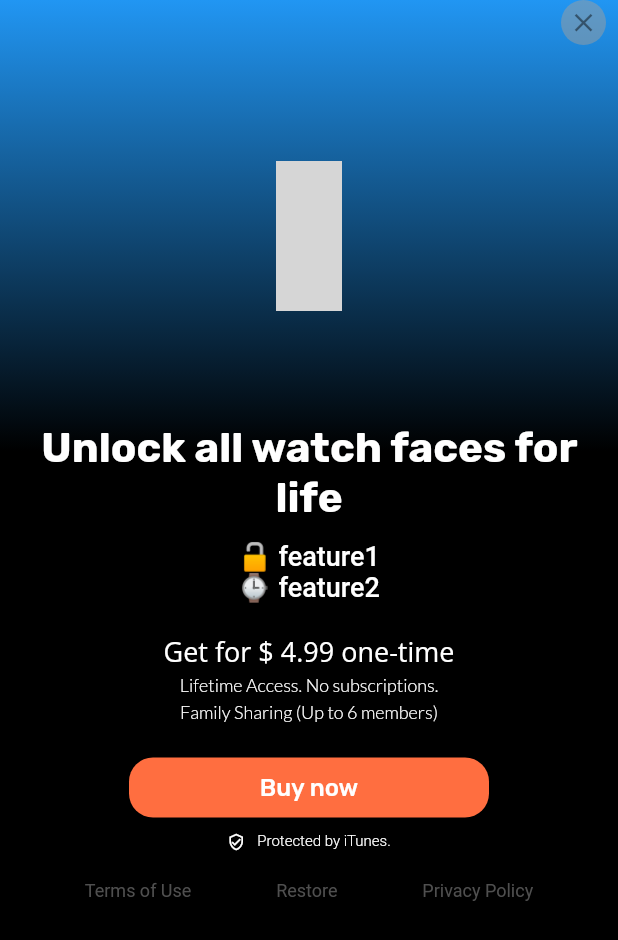
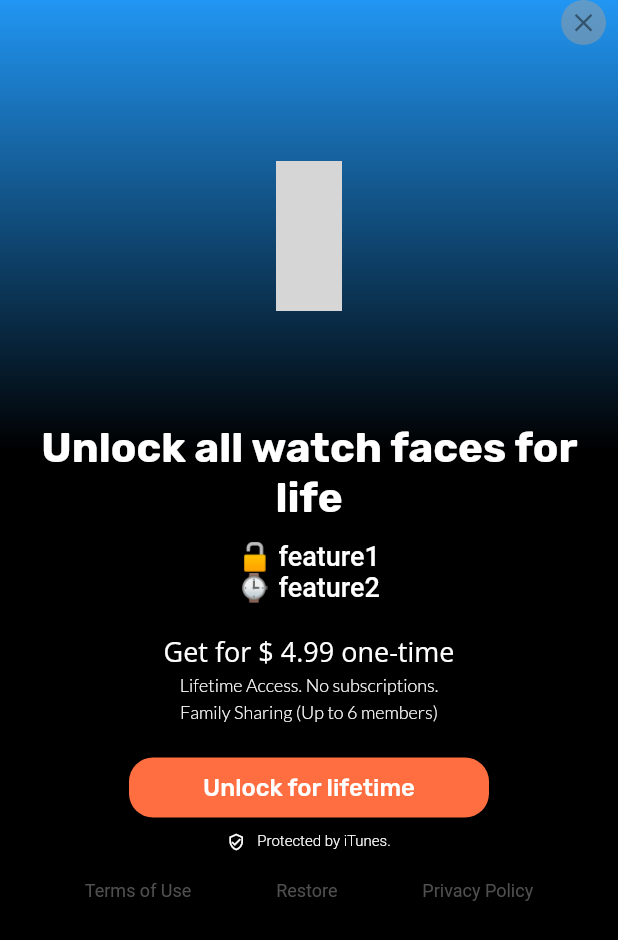
Before and after one commit to kellvembarbosa/paywall_ui, a Flutter app: the screen it shows after launch, after a tap on "Show paywall OTP", on a phone screen of 412 x 824 dp. Shown: the top 940 px of the screen. Run offline on Flutter 3.47's test engine with Material 2 defaults, Android fonts, the phone set to English and light mode, and no system bars; our stand-ins replace animate_do, get, google_fonts, iconsax; grey boxes are pictures that could not be loaded.

Commit message:
onepayment paywall

```diff
--- a/example/lib/app/modules/home/view.dart
+++ b/example/lib/app/modules/home/view.dart
@@ -9,7 +9,9 @@ class HomePage extends GetView<HomeController> {
   @override
   Widget build(BuildContext context) {
     return Scaffold(
-      appBar: AppBar(title: const Text('Paywalls with GETX')),
+      appBar: AppBar(
+        title: const Text('Paywalls with GETX'),
+      ),
       body: SafeArea(
         child: Padding(
           padding: const EdgeInsets.all(8.0),
@@ -18,6 +20,13 @@ class HomePage extends GetView<HomeController> {
               Text(
                 'Demo paywalls',
                 style: Get.textTheme.titleLarge,
+              ),
+              SizedBox(
+                width: Get.width,
+                child: ElevatedButton(
+                  child: const Text('Show paywall ONE OPTION'),
+                  onPressed: () => Get.toNamed('/paywall', arguments: {'type': 'one'}),
+                ),
               ),
               SizedBox(
                 width: Get.width,
--- a/example/lib/app/modules/paywall/view.dart
+++ b/example/lib/app/modules/paywall/view.dart
@@ -126,14 +126,22 @@ class PaywallPage extends GetView<HomeController> {
                 ),
               ),
             );
-          default:
-            return paywallUi.oneTimePayment(
-              features: ['🔓 feature1', '⌚️ feature2'],
+          case 'one':
+            return paywallUi.onePayment(
+              features: [
+                "Daily Gallery Updates",
+                "Live, Static, Dynamic Collections",
+                "No Ads",
+                "No Subscriptions",
+              ],
               paywallStyle: OTPPaywallStyle(
-                featuresSize: 18,
+                featuresSize: 16,
+                priceSize: 16,
               ),
+              mainTitle: "Unlock All Faces".tr,
+              textButtonCTA: "Unlock for lifetime".tr,
               paywallSettings: PaywallSettings(
-                localizedPrice: "\$ 4.99",
+                localizedPrice: "Pay once \$ 4.99 for lifetime access",
                 onPressedBackButton: () => Get.back(),
                 onPressedPurchaseButton: () async {
                   /// to make purchase on cta
@@ -145,6 +153,28 @@ class PaywallPage extends GetView<HomeController> {
                 onPressedTermsButton: () => Get.defaultDialog(title: "Terms of Use", middleText: "Terms of Use Link"),
               ),
             );
+          default:
+            return paywallUi.oneTimePayment(
+              features: ['🔓 feature1', '⌚️ feature2'],
+              textButtonCTA: "Unlock for lifetime".tr,
+              paywallStyle: OTPPaywallStyle(
+                featuresSize: 18,
+              ),
+              paywallSettings: PaywallSettings(
+                localizedPrice: "\$ 4.99",
+                onPressedBackButton: () => Get.back(),
+                onPressedPurchaseButton: () async {
+                  /// to make purchase on cta
+                  /// call.purchase(product);
+                  await Future.delayed(
+                    const Duration(seconds: 3),
+                  );
+                },
+                onPressedRestoreButton: () async => await Future.delayed(const Duration(seconds: 3)),
+                onPressedPrivacyButton: () => Get.defaultDialog(title: "Privacy Policy", middleText: "Privacy Policy Link"),
+                onPressedTermsButton: () => Get.defaultDialog(title: "Terms of Use", middleText: "Terms of Use Link"),
+              ),
+            );
         }
       }),
     );
--- a/lib/paywall_ui.dart
+++ b/lib/paywall_ui.dart
@@ -8,6 +8,7 @@ import 'package:paywall_ui/src/pages/one_time_payment/view.dart';
 import 'package:paywall_ui/src/types/paywall_offers.dart';
 import 'package:paywall_ui/src/types/paywall_settings.dart';
 
+import 'src/pages/one_payment/view.dart';
 import 'src/types/paywall_style.dart';
 
 // exports
@@ -25,8 +26,8 @@ class PaywallUi {
 
   Widget multipleOptions({
     required PaywallSettings paywallSettings,
-    required List<String> features,
     required List<PaywallButtonOffer> offers,
+    List<String>? features,
     Widget? mediaContainer,
     BoxDecoration? mainContainerDecoration,
     MultiplePaywallStyle? paywallStyle,
@@ -42,7 +43,7 @@ class PaywallUi {
       mediaContainer: mediaContainer,
       offers: offers,
       mainContainerDecoration: mainContainerDecoration,
-      features: features,
+      features: features ?? ['✅ Exclusive Features 🔥 ', '✅ Get All Features', "✅  Exclusive content"],
       paywallStyle: paywallStyle,
       currentOfferSelected: currentOfferSelected,
       optionsLayout: optionsLayout,
@@ -55,7 +56,7 @@ class PaywallUi {
 
   Widget oneTimePayment({
     required PaywallSettings paywallSettings,
-    required List<String> features,
+    List<String>? features,
     Widget? mediaContainer,
     BoxDecoration? mainContainerDecoration,
     OTPPaywallStyle? paywallStyle,
@@ -63,6 +64,26 @@ class PaywallUi {
     String textButtonCTA = "Buy now",
   }) {
     return OneTimePaymentPage(
+      paywallSettings: paywallSettings,
+      mediaContainer: mediaContainer,
+      mainContainerDecoration: mainContainerDecoration,
+      features: features ?? ['✅ Exclusive Features 🔥 ', '✅ Get All Features', "✅  Exclusive content"],
+      paywallStyle: paywallStyle,
+      mainTitle: mainTitle,
+      textButtonCTA: textButtonCTA,
+    );
+  }
+
+  Widget onePayment({
+    required PaywallSettings paywallSettings,
+    required List<String> features,
+    Widget? mediaContainer,
+    BoxDecoration? mainContainerDecoration,
+    OTPPaywallStyle? paywallStyle,
+    String mainTitle = "Unlock All Faces",
+    String textButtonCTA = "Continue",
+  }) {
+    return OnePaymentPage(
       paywallSettings: paywallSettings,
       mediaContainer: mediaContainer,
       mainContainerDecoration: mainContainerDecoration,
--- a/lib/src/types/paywall_settings.dart
+++ b/lib/src/types/paywall_settings.dart
@@ -3,7 +3,7 @@ import 'package:flutter/foundation.dart';
 class PaywallSettings with Diagnosticable {
   final String localizedPrice, localizedSubscriptionPeriod;
   final Function? onPressedPurchaseButton, onPressedRestoreButton, onPressedTermsButton, onPressedPrivacyButton, onPressedBackButton;
-  final bool enabledBackButton, isSubscription; // disable back button on paywall page
+  final bool enabledBackButton, isSubscription, disableDefaultMessages, disableProtectedMsg; // disable back button on paywall page
 
   PaywallSettings({
     required this.localizedPrice,
@@ -15,5 +15,7 @@ class PaywallSettings with Diagnosticable {
     this.onPressedBackButton,
     this.enabledBackButton = true,
     this.isSubscription = false,
+    this.disableDefaultMessages = true,
+    this.disableProtectedMsg = true,
   });
 }
```
Also changed, not shown: lib/src/pages/one_payment/view.dart (added, +368 -0 lines).
